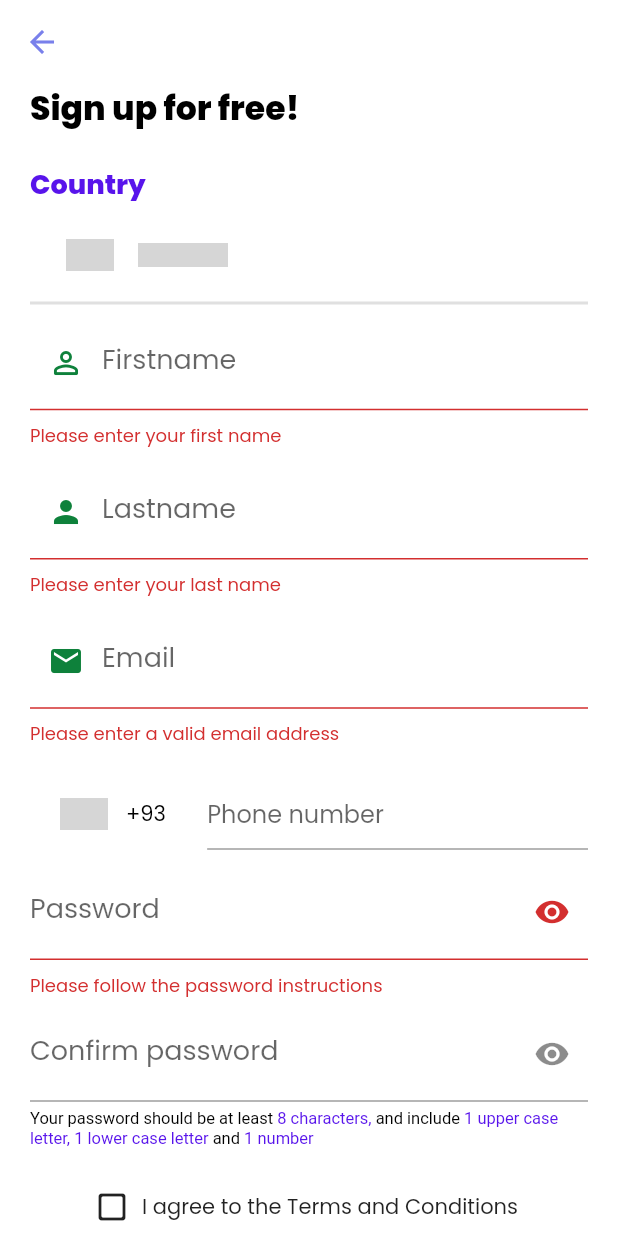
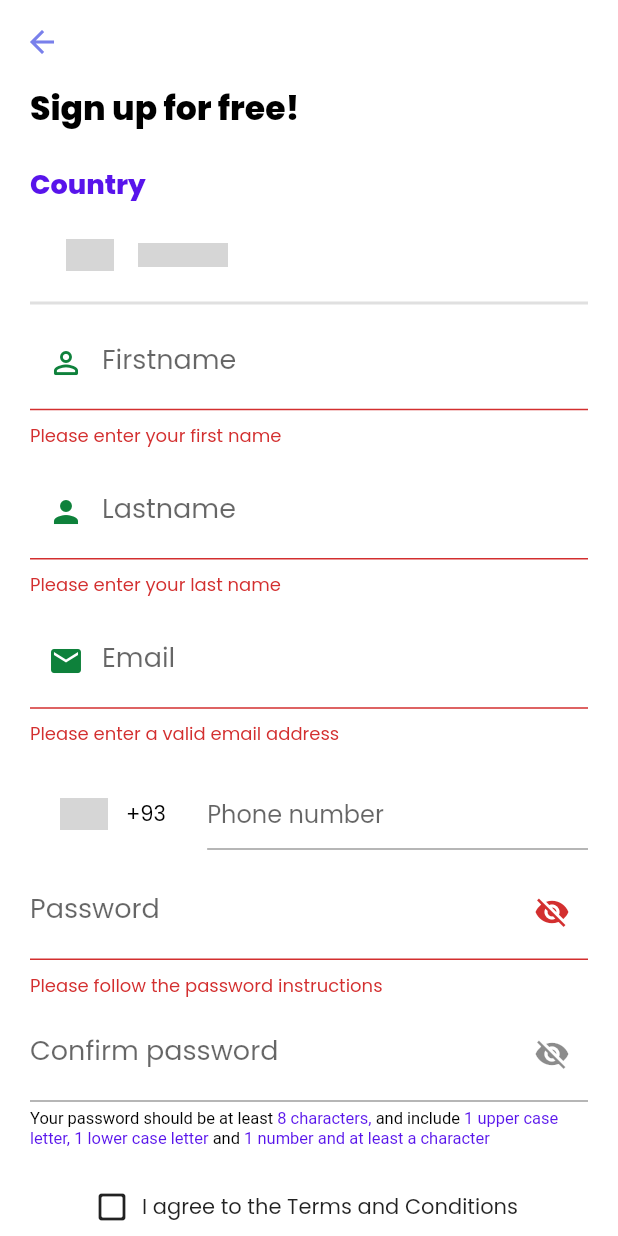
Before and after one commit to hrinternal/equal_cash_mobile_app_2021, a Flutter app: the RegistrationScreen screen opened by its route, after a tap on "REGISTER", on a phone screen of 412 x 824 dp. Run offline on Flutter 3.47's test engine with Material 2 defaults, Android fonts, the phone set to English and light mode, and no system bars; drawn by our look-alikes of country_code_picker, intl_phone_number_input; our stand-ins replace email_validator, pin_code_fields, rflutter_alert, string_validator; missing offline and left inert: dart:ffi, virtual_keyboard_multi_language; grey boxes are pictures that could not be loaded.

Commit message:
Registration API completed

```diff
--- /dev/null
+++ b/lib/models/http_exception.dart
@@ -0,0 +1,10 @@
+class HttpException implements Exception {
+  final String message;
+
+  HttpException(this.message);
+
+  @override
+  String toString() {
+    return message;
+  }
+}
--- /dev/null
+++ b/lib/models/response_model.dart
@@ -0,0 +1 @@
+Map<String, dynamic> serverResponse = {"response": ""};
--- a/lib/screens/registration_screen.dart
+++ b/lib/screens/registration_screen.dart
@@ -1,11 +1,14 @@
+import 'package:equal_cash/models/http_exception.dart';
 import 'package:equal_cash/providers/auth_provider.dart';
 import 'package:equal_cash/screens/create_pin_screen.dart';
+import 'package:equal_cash/screens/login_screen.dart';
 import 'package:flutter/material.dart';
 import 'package:country_code_picker/country_code_picker.dart';
 import 'package:email_validator/email_validator.dart';
 import 'package:string_validator/string_validator.dart' as validator;
 import 'package:intl_phone_number_input/intl_phone_number_input.dart';
 import 'package:provider/provider.dart';
+import 'package:rflutter_alert/rflutter_alert.dart';
 
 class RegistrationScreen extends StatefulWidget {
   static const String routeName = "registration";
@@ -33,7 +36,7 @@ class _RegistrationScreenState extends State<RegistrationScreen> {
     "email": "",
     "password": "",
     "confirmPassword": "",
-    "terms": ""
+    "terms": false
   };
 
   //PASSWORD VISIBILITY
@@ -46,12 +49,12 @@ class _RegistrationScreenState extends State<RegistrationScreen> {
     if (!_formKey.currentState.validate()) {
       return;
     }
+    if (!isTerm) return;
+
     _formKey.currentState.save();
-    CircularProgressIndicator(
-      strokeWidth: 5,
-      semanticsLabel: "Registering ${_firstnameController.text}",
-    );
-    await Provider.of<AuthProvider>(context).register(
+
+    try {
+      await Provider.of<AuthProvider>(context, listen: false).register(
           savedData["country"],
           savedData["firstname"],
           savedData["lastname"],
@@ -60,6 +63,67 @@ class _RegistrationScreenState extends State<RegistrationScreen> {
           savedData["password"],
           savedData["confirmPassword"],
           savedData["terms"]);
+      CircularProgressIndicator(
+        strokeWidth: 5,
+        semanticsLabel: "Registering ${_firstnameController.text}",
+      );
+      //ALERT
+      Alert(
+        style: AlertStyle(
+          animationDuration: Duration(milliseconds: 500),
+          animationType: AnimationType.grow,
+          titleStyle:
+              TextStyle(color: Colors.green, fontWeight: FontWeight.bold),
+        ),
+        // desc: error.message,
+
+        title: "Registration successful",
+        context: context,
+
+        content: Text(
+          "A verification link has beign sent to ${_emailController.text}. Please click the link to verify.",
+          style: TextStyle(fontSize: 12),
+        ),
+        type: AlertType.info,
+        image: Icon(
+          Icons.check_circle_outline_rounded,
+          color: Colors.blue[900],
+        ),
+      ).show();
+      Future.delayed(Duration(seconds: 4), () {
+        Navigator.of(context).pushNamed(LoginScreen.routeName);
+      });
+    } on HttpException catch (error) {
+      Alert(
+        style: AlertStyle(
+          animationDuration: Duration(milliseconds: 400),
+          animationType: AnimationType.fromTop,
+          titleStyle: TextStyle(color: Colors.red, fontWeight: FontWeight.bold),
+        ),
+        // desc: error.message,
+        title: "USER EXISTS",
+        context: context,
+        content: Text(error.message),
+        type: AlertType.error,
+        buttons: [
+          DialogButton(
+            child: Text(
+              "Okay",
+              style: TextStyle(color: Colors.white, fontSize: 20),
+            ),
+            onPressed: () => Navigator.pop(context),
+            color: Color.fromRGBO(0, 179, 134, 1.0),
+            radius: BorderRadius.circular(0.0),
+          ),
+        ],
+        image: Icon(
+          Icons.info,
+          color: Colors.blue[900],
+        ),
+      ).show();
+    } catch (error) {
+      throw error;
+    }
   }
 
   @override
@@ -248,8 +312,8 @@ class _RegistrationScreenState extends State<RegistrationScreen> {
                             textFieldController: _phoneController,
                             formatInput: false,
                             keyboardType: TextInputType.numberWithOptions(
-                              signed: true,
-                            ),
+                                signed: true, decimal: true),
+                            keyboardAction: TextInputAction.next,
                             // inputBorder: OutlineInputBorder(),
                             onSaved: (PhoneNumber number) {
                               print('On Saved: $number');
@@ -275,7 +339,9 @@ class _RegistrationScreenState extends State<RegistrationScreen> {
                                   password.isEmpty ||
                                   !password.contains(RegExp(r"[a-z]")) ||
                                   !password.contains(RegExp(r"[A-Z]")) ||
-                                  !password.contains(RegExp(r"[0-9]"))) {
+                                  !password.contains(RegExp(r"[0-9]")) ||
+                                  !password.contains(
+                                      RegExp(r'[!@#$%^&*(),.?":{}|<>/]'))) {
                                 return "Please follow the password instructions";
                               } else {
                                 return null;
@@ -288,8 +354,8 @@ class _RegistrationScreenState extends State<RegistrationScreen> {
                                     fontSize: deviceHeight >= 600 ? 18 : 14),
                                 suffixIcon: IconButton(
                                     icon: Icon(isVisible
-                                        ? Icons.visibility_off
-                                        : Icons.visibility),
+                                        ? Icons.visibility
+                                        : Icons.visibility_off),
                                     onPressed: () {
                                       setState(() {
                                         isVisible = !isVisible;
@@ -301,7 +367,7 @@ class _RegistrationScreenState extends State<RegistrationScreen> {
                           ),
                           //PASSWORD
                           TextFormField(
-                            textInputAction: TextInputAction.next,
+                            textInputAction: TextInputAction.done,
                             controller: _confirmPasswordController,
                             onSaved: (cPassword) {
                               savedData["confirmPassword"] = cPassword;
@@ -321,8 +387,8 @@ class _RegistrationScreenState extends State<RegistrationScreen> {
                                     fontSize: deviceHeight >= 600 ? 18 : 14),
                                 suffixIcon: IconButton(
                                     icon: Icon(isVisible
-                                        ? Icons.visibility_off
-                                        : Icons.visibility),
+                                        ? Icons.visibility
+                                        : Icons.visibility_off),
                                     onPressed: () {
                                       setState(() {
                                         isVisible = !isVisible;
@@ -360,7 +426,7 @@ class _RegistrationScreenState extends State<RegistrationScreen> {
                                     ),
                                     TextSpan(text: "and "),
                                     TextSpan(
-                                      text: "1 number",
+                                      text: "1 number and at least a character",
                                       style: TextStyle(
                                           color:
                                               Color.fromRGBO(88, 20, 235, 1)),
--- a/pubspec.yaml
+++ b/pubspec.yaml
@@ -41,6 +41,7 @@ dev_dependencies:
   string_validator: ^0.3.0
   http: ^0.13.1
   intl_phone_number_input: ^0.7.0+1
+  rflutter_alert: ^2.0.2
 
 # For information on the generic Dart part of this file, see the
 # following page: https://dart.dev/tools/pub/pubspec
```
Also changed, not shown: lib/main.dart (+8 -2 lines), lib/providers/auth_provider.dart (+39 -3 lines), pubspec.lock. Lines whose indentation alone changed are shown as unchanged.
